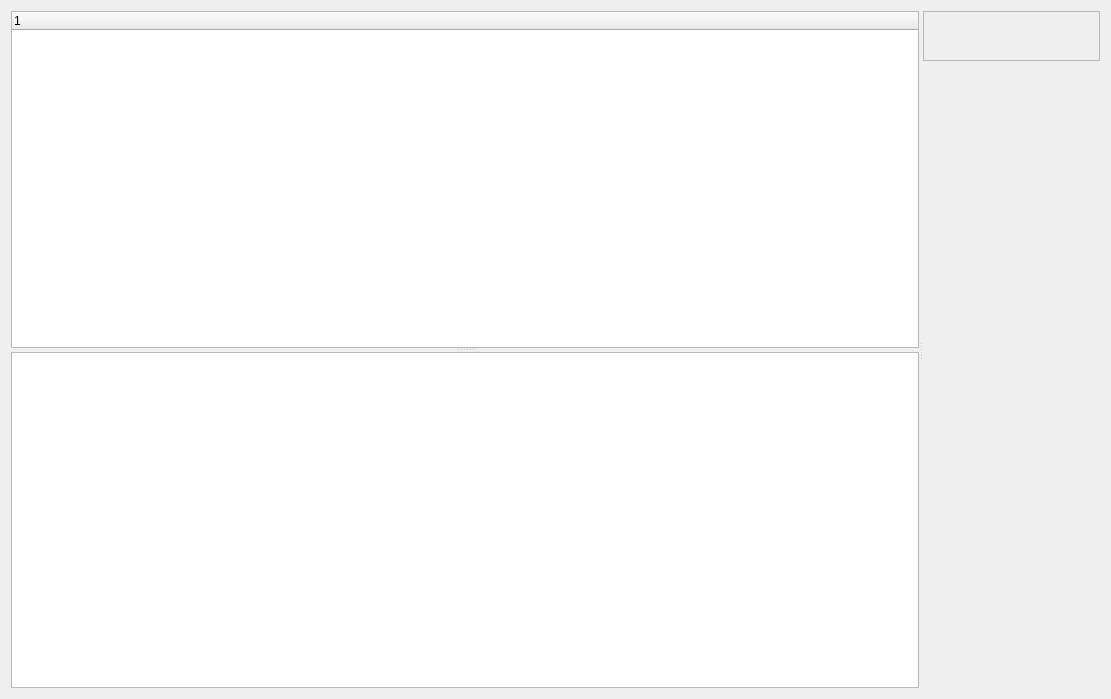
Qt form UI/BIFViewerPage.ui (towel42-com/MediaManager) before a commit.
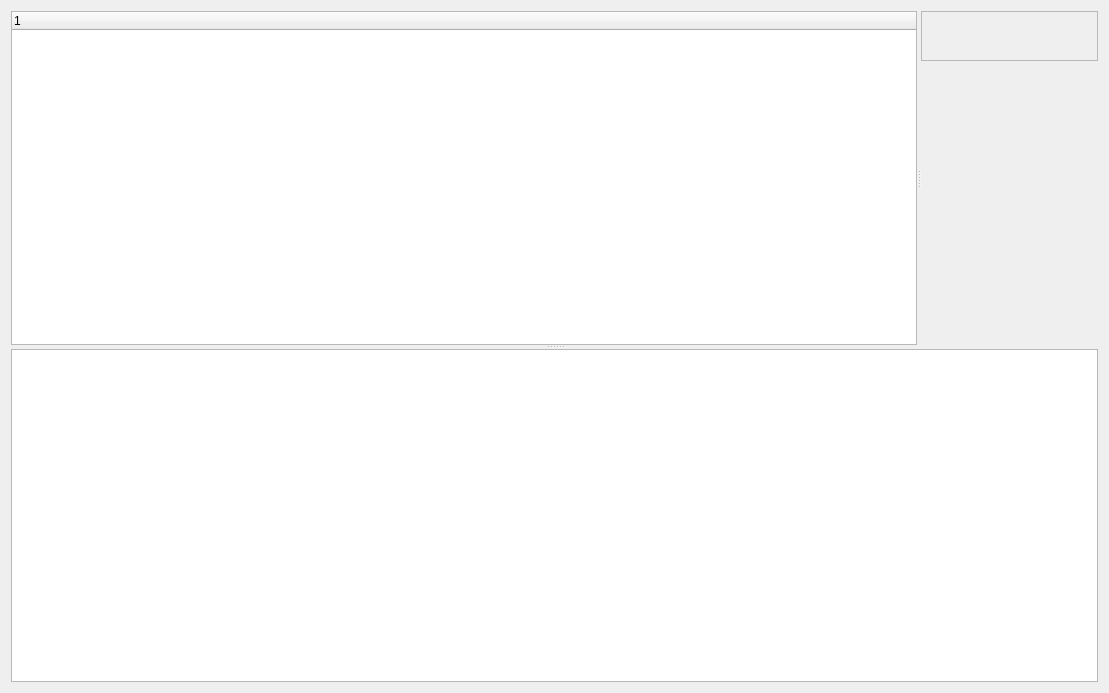
The same form after that commit. Custom widgets are drawn as their Qt base class.

Patch:
```diff
--- a/UI/BIFViewerPage.ui
+++ b/UI/BIFViewerPage.ui
@@ -6,8 +6,8 @@
    <rect>
     <x>0</x>
     <y>0</y>
-    <width>1111</width>
-    <height>699</height>
+    <width>1109</width>
+    <height>693</height>
    </rect>
   </property>
   <property name="windowTitle">
@@ -15,14 +15,14 @@
   </property>
   <layout class="QVBoxLayout" name="verticalLayout">
    <item>
+    <widget class="QSplitter" name="bifViewerVSplitter">
+     <property name="orientation">
+      <enum>Qt::Vertical</enum>
+     </property>
     <widget class="QSplitter" name="bifViewerHSplitter">
      <property name="orientation">
       <enum>Qt::Horizontal</enum>
      </property>
-     <widget class="QSplitter" name="bifViewerVSplitter">
-      <property name="orientation">
-       <enum>Qt::Vertical</enum>
-      </property>
       <widget class="QTreeWidget" name="bifFileValues">
        <property name="alternatingRowColors">
         <bool>true</bool>
@@ -36,21 +36,6 @@
         </property>
        </column>
       </widget>
-      <widget class="QListView" name="bifImages">
-       <property name="iconSize">
-        <size>
-         <width>200</width>
-         <height>200</height>
-        </size>
-       </property>
-       <property name="resizeMode">
-        <enum>QListView::Adjust</enum>
-       </property>
-       <property name="viewMode">
-        <enum>QListView::IconMode</enum>
-       </property>
-      </widget>
-     </widget>
      <widget class="QWidget" name="layoutWidget">
       <layout class="QVBoxLayout" name="verticalLayout_4">
        <item>
@@ -83,6 +68,21 @@
         </spacer>
        </item>
       </layout>
+      </widget>
+     </widget>
+     <widget class="QListView" name="bifImages">
+      <property name="iconSize">
+       <size>
+        <width>200</width>
+        <height>200</height>
+       </size>
+      </property>
+      <property name="resizeMode">
+       <enum>QListView::Adjust</enum>
+      </property>
+      <property name="viewMode">
+       <enum>QListView::IconMode</enum>
+      </property>
      </widget>
     </widget>
    </item>
```
Lines whose indentation alone changed are shown as unchanged.
